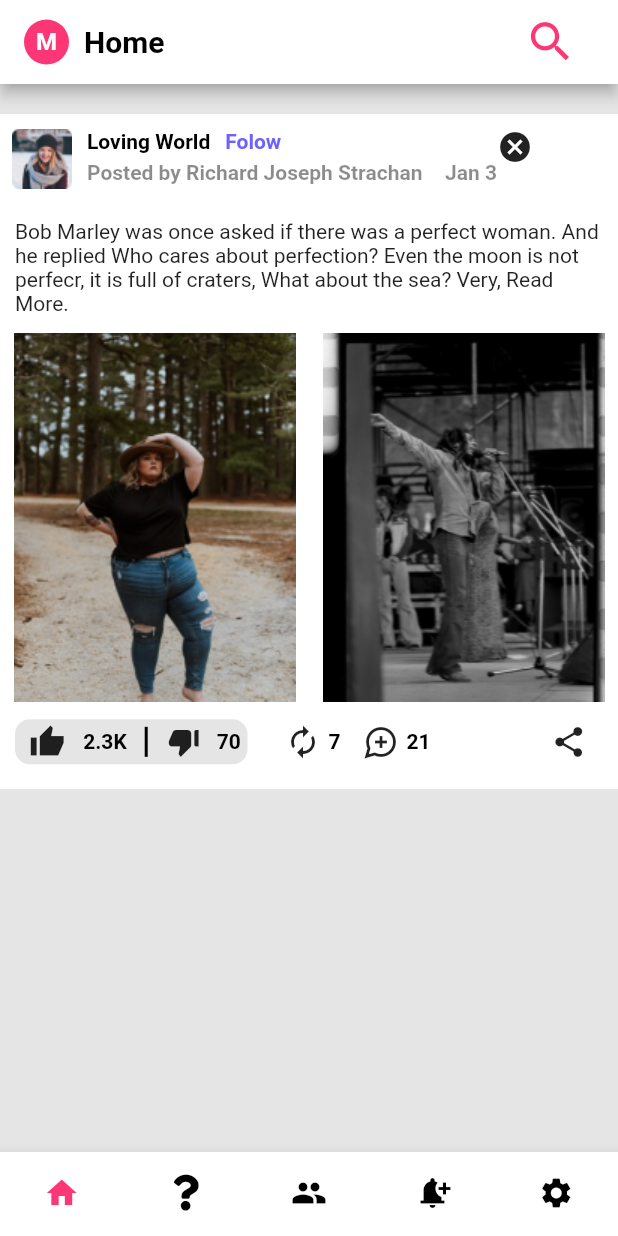
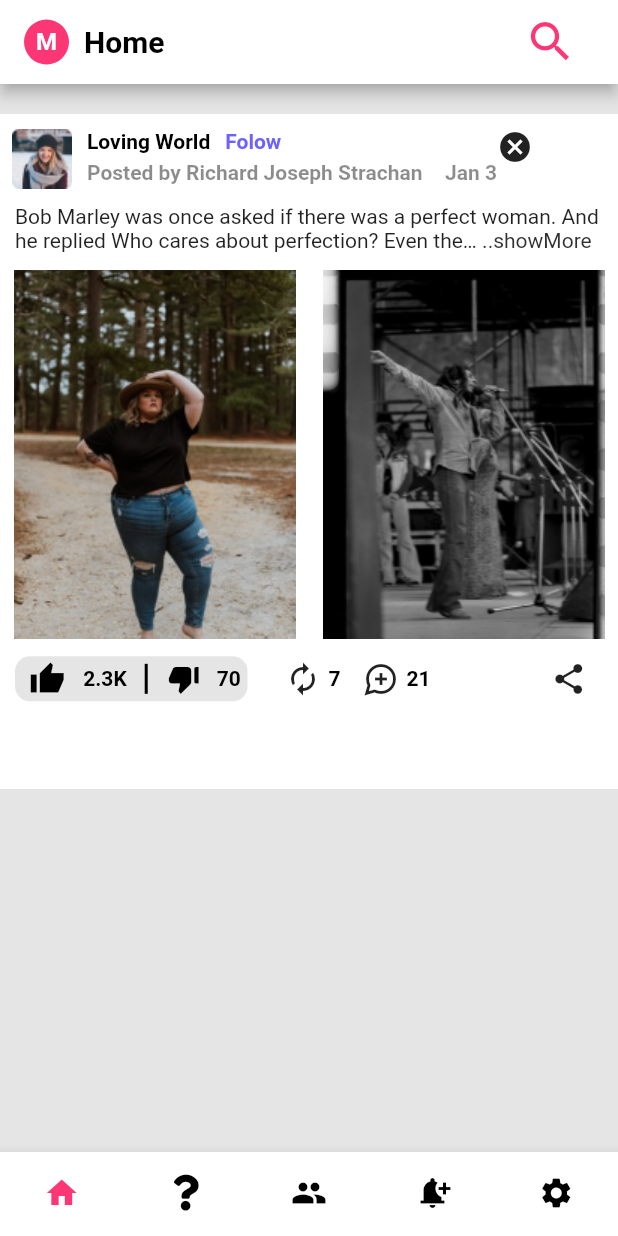
Before and after one commit to Sharply-Community/udoh, a Flutter app: the HomePage screen opened directly, on a phone screen of 412 x 824 dp. Run offline on Flutter 3.47's test engine with Material 2 defaults, Android fonts, the phone set to English and light mode, and no system bars; drawn by our look-alikes of expandable_text; our stand-ins replace chips_choice_null_safety, font_awesome_flutter, introduction_screen, otp_text_field, sizer.

Commit message:
Refactored readmore Text

```diff
--- a/lib/Screens/homepage.dart
+++ b/lib/Screens/homepage.dart
@@ -4,9 +4,11 @@ import 'package:flutter/material.dart';
 import 'package:flutter/painting.dart';
 import 'package:flutter/rendering.dart';
 import 'package:flutter/widgets.dart';
+import 'package:expandable_text/expandable_text.dart';
 import 'package:font_awesome_flutter/font_awesome_flutter.dart';
 import 'package:marriage/exports.dart';
-import 'package:readmore/readmore.dart';
+
+enum likedPost { like, unlike }
 
 class HomePage extends StatefulWidget {
   const HomePage({Key? key}) : super(key: key);
@@ -16,7 +18,7 @@ class HomePage extends StatefulWidget {
 }
 
 class _HomePageState extends State<HomePage> {
-  bool isReadMore = false;
+  likedPost? likePost;
   final textColor = const Color(0xff6C63FF);
   int _currentIndex = 0;
   @override
@@ -159,13 +161,15 @@ class _HomePageState extends State<HomePage> {
                       ],
                     ),
                   ),
-                  const SizedBox(
-                    height: 20,
-                  ),
                   Padding(
-                    padding: const EdgeInsets.symmetric(horizontal: 10),
-                    child: Text(
-                        'Bob Marley was once asked if there was a perfect woman. And he replied Who cares about perfection? Even the moon is not perfecr, it is full of craters, What about the sea? Very, Read More.'),
+                    padding:
+                        const EdgeInsets.only(top: 10, left: 10, right: 10),
+                    child: ExpandableText(
+                      'Bob Marley was once asked if there was a perfect woman. And he replied Who cares about perfection? Even the moon is not perfecr, it is full of craters, What about the sea? Very,',
+                      expandText: '..showMore',
+                      collapseText: 'ShowLess',
+                      linkColor: Color(0xff313131),
+                    ),
                   ),
                   Row(
                     children: const [
@@ -198,10 +202,19 @@ class _HomePageState extends State<HomePage> {
                           ),
                           child: Row(
                             mainAxisAlignment: MainAxisAlignment.center,
-                            children: const [
+                            children: [
                               Padding(
                                 padding: EdgeInsets.only(left: 5),
-                                child: Icon(Icons.thumb_up_alt_sharp),
+                                child: InkWell(
+                                    onTap: () => setState(() {
+                                          likePost = likedPost.like;
+                                        }),
+                                    child: Icon(
+                                      Icons.thumb_up_alt_sharp,
+                                      color: likePost == likedPost.like
+                                          ? Colors.blue
+                                          : Colors.black,
+                                    )),
                               ),
                               SizedBox(
                                 width: 12,
@@ -224,7 +237,18 @@ class _HomePageState extends State<HomePage> {
                               SizedBox(
                                 width: 5,
                               ),
-                              Icon(Icons.thumb_down_alt),
+                              InkWell(
+                                  onTap: () => setState(
+                                        () {
+                                          likePost = likedPost.unlike;
+                                        },
+                                      ),
+                                  child: Icon(
+                                    Icons.thumb_down_alt,
+                                    color: likePost == likedPost.unlike
+                                        ? Colors.blue
+                                        : Colors.black,
+                                  )),
                               SizedBox(
                                 width: 10,
                               ),
--- a/pubspec.yaml
+++ b/pubspec.yaml
@@ -20,6 +20,7 @@ dependencies:
   country_code_picker: ^2.0.2
   otp_text_field: ^1.1.1
   chips_choice_null_safety: ^2.0.4
+  expandable_text: ^2.2.0
 
 dev_dependencies:
   flutter_test:
```
Also changed, not shown: pubspec.lock.
